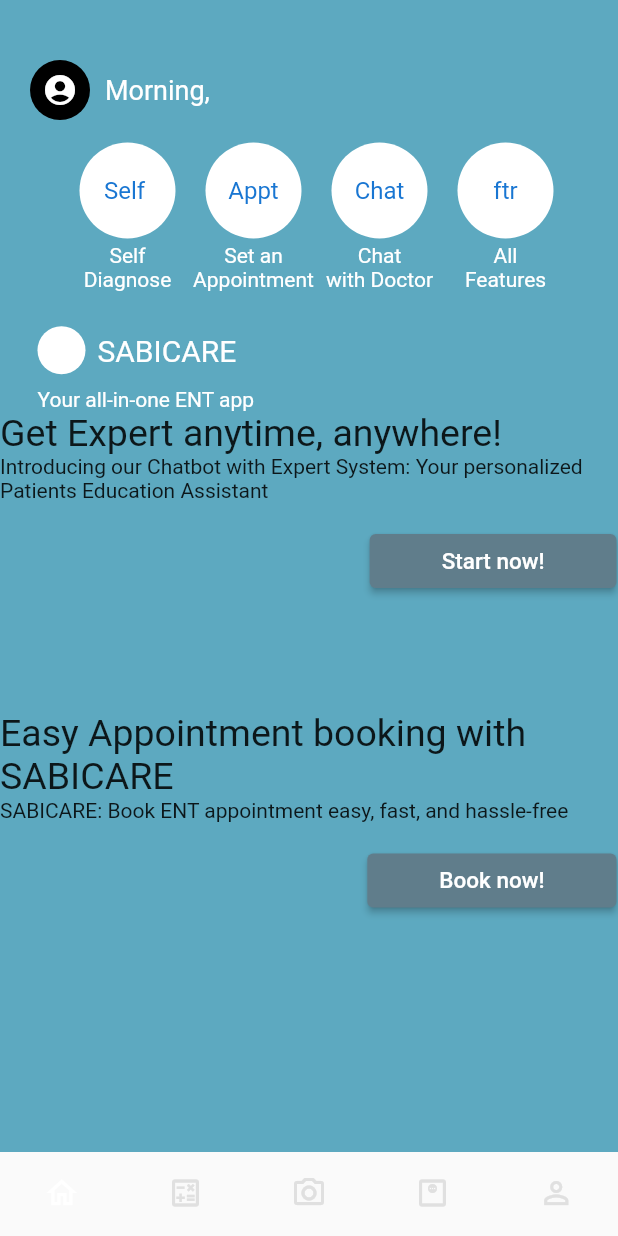
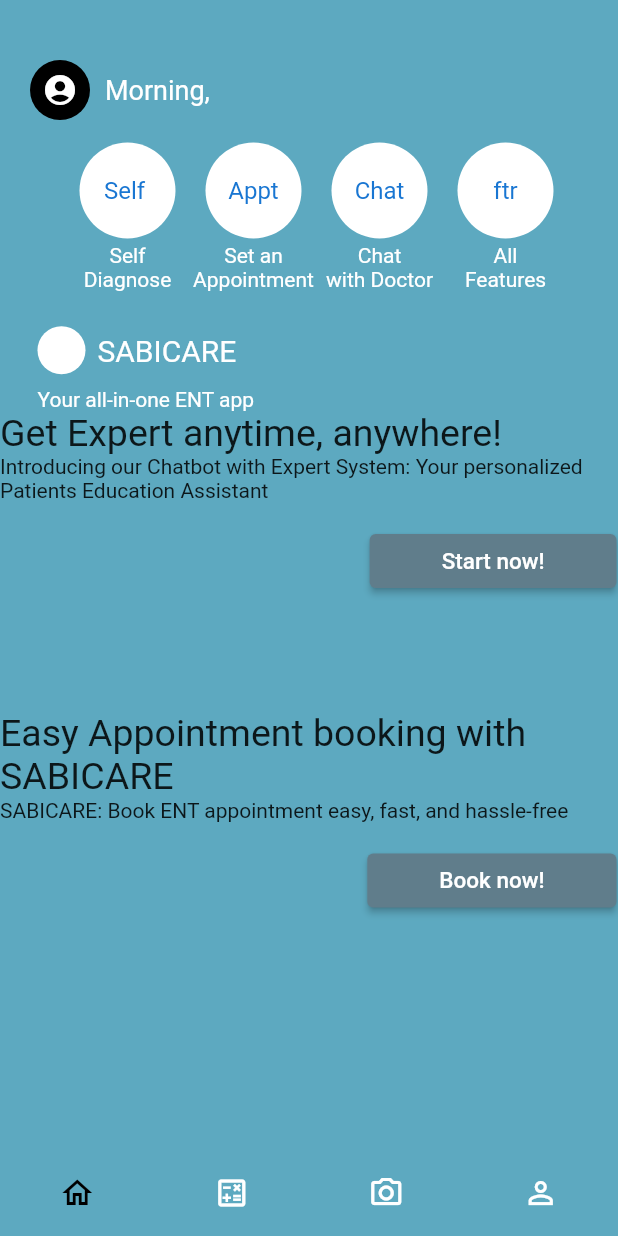
Before and after one commit to akatokurojp/SabiCare, a Flutter app: the BottomPage screen opened directly, on a phone screen of 412 x 824 dp. Run offline on Flutter 3.47's test engine with Material 2 defaults, Android fonts, the phone set to English and light mode, and no system bars; our stand-ins replace cloud_firestore, firebase_auth, firebase_core, get, google_fonts, local_auth and 2 more; missing offline and left inert: lit_ui_kit; accounts and stored records are empty; Roboto replaces fonts that are missing (quicksand).

Commit message:
Bottom Nav Bar Color Changes

```diff
--- a/lib/bottom.dart
+++ b/lib/bottom.dart
@@ -25,9 +25,9 @@ class _BottomPageState extends State<BottomPage> {
     return Scaffold(
       body: _pages[_selectedIndex],
       bottomNavigationBar: BottomNavigationBar(
-        selectedItemColor: Colors.white,
-        unselectedItemColor: Colors.grey[300],
-        backgroundColor: Colors.transparent,
+        selectedItemColor: Colors.black,
+        unselectedItemColor: Colors.white,
+        backgroundColor: Color.fromARGB(255, 93, 169, 192),
         showSelectedLabels: false,
         showUnselectedLabels: false,
         elevation: 0,
@@ -42,8 +42,6 @@ class _BottomPageState extends State<BottomPage> {
           BottomNavigationBarItem(
               icon: Icon(Icons.camera_alt_outlined), label: 'Home'),
           BottomNavigationBarItem(
-              icon: Icon(Icons.monitor_weight_outlined), label: 'Home'),
-          BottomNavigationBarItem(
               icon: Icon(Icons.person_outline), label: 'Home'),
         ],
       ),
--- a/lib/main.dart
+++ b/lib/main.dart
@@ -25,7 +25,7 @@ class MyApp extends StatelessWidget {
       theme: ThemeData(
         primarySwatch: Colors.blue,
       ),
-      home: HomePage(),
+      home: BottomPage(),
     );
   }
 }
```
